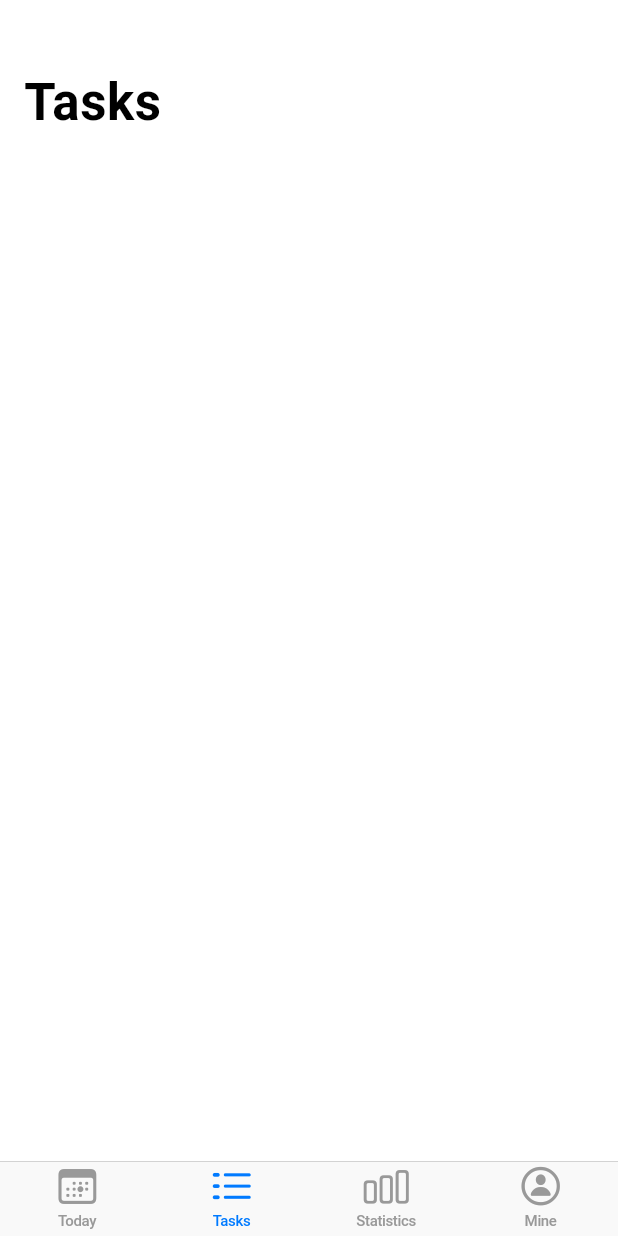
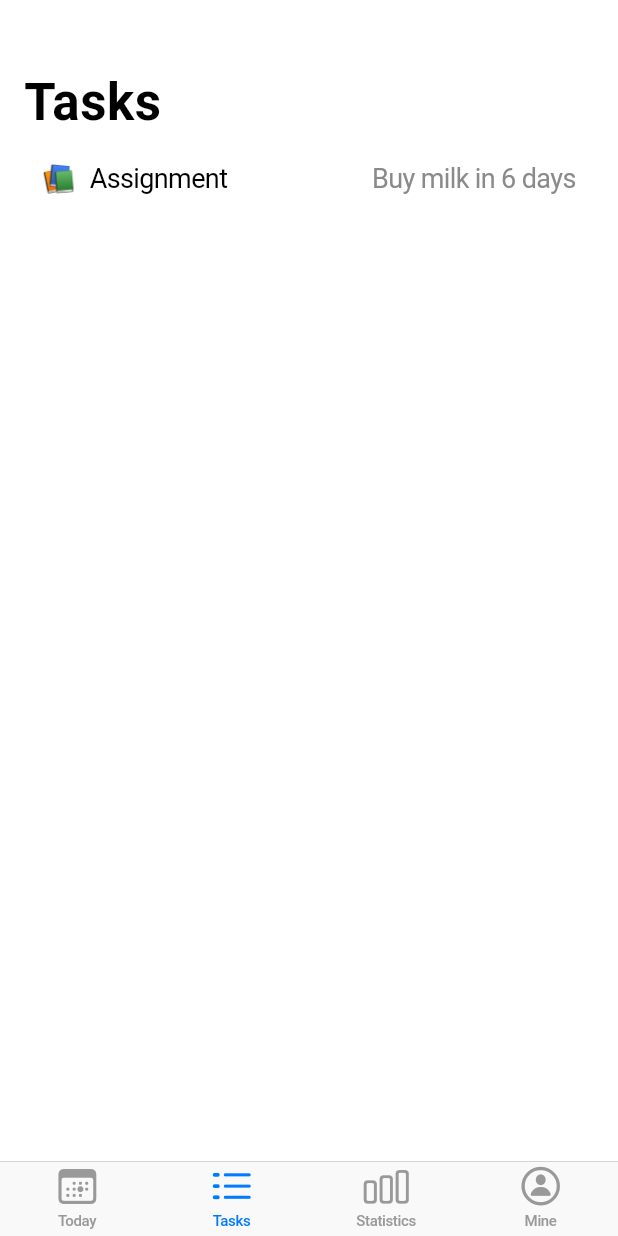
Before and after one commit to jazli1999/time_recipe, a Flutter app: the screen it shows after launch, item 2 of the bottom bar chosen, on a phone screen of 412 x 824 dp. Run offline on Flutter 3.47's test engine with Material 2 defaults, Android fonts, the light colour scheme and no system bars.

Commit message:
UI: implement category_row_item

```diff
--- /dev/null
+++ b/lib/category_row_item.dart
@@ -0,0 +1,55 @@
+import 'package:flutter/cupertino.dart';
+// import 'package:provider/provider.dart';
+
+// import 'models/app_state_model.dart';
+import 'models/category.dart';
+import 'styles.dart';
+
+class CategoryRowItem extends StatelessWidget {
+  const CategoryRowItem({
+    this.index,
+    this.category,
+  });
+
+  final Category category;
+  final int index;
+
+  @override
+  Widget build(BuildContext context) {
+    String nextTask = 'Buy milk in 6 days';
+
+    final row = SafeArea(
+        top: false,
+        bottom: false,
+        minimum: const EdgeInsets.only(
+          left: 12,
+          right: 12,
+          top: 8,
+          bottom: 8,
+        ),
+        child: Row(
+          mainAxisAlignment: MainAxisAlignment.spaceBetween,
+          children: <Widget>[
+            Row(
+              children: [
+                Padding(
+                    padding: const EdgeInsets.only(right: 10),
+                    child: Text(
+                      category.icon,
+                      style: Styles.baseFont,
+                    )),
+                Text(
+                  category.name,
+                  style: Styles.baseFont,
+                ),
+              ],
+            ),
+            Text(
+              nextTask,
+              style: Styles.categoryNextTask,
+            )
+          ],
+        ));
+    return row;
+  }
+}
--- a/lib/models/category.dart
+++ b/lib/models/category.dart
@@ -3,15 +3,21 @@ import 'package:flutter/foundation.dart';
 import 'task.dart';
 
 class Category {
-  const Category({
-    @required this.name,
-    @required this.tasks,
-    @required this.isArchived,
-    @required this.id,
-  });
+  const Category(
+      {@required this.name,
+      @required this.tasks,
+      @required this.isArchived,
+      @required this.id,
+      @required this.icon})
+      : assert(name != null),
+        assert(tasks != null),
+        assert(isArchived != null),
+        assert(id != null),
+        assert(icon != null);
 
   final String name;
   final List<Task> tasks;
   final bool isArchived;
   final int id;
+  final String icon;
 }
--- /dev/null
+++ b/lib/styles.dart
@@ -0,0 +1,13 @@
+import 'package:flutter/cupertino.dart';
+import 'package:flutter/widgets.dart';
+
+abstract class Styles {
+  static const TextStyle categoryNextTask = TextStyle(
+    color: Color(0xff8a8a8a),
+    fontSize: 18,
+  );
+
+  static const TextStyle baseFont = TextStyle(
+    fontSize: 18,
+  );
+}
--- a/lib/tabs/tasks_tab.dart
+++ b/lib/tabs/tasks_tab.dart
@@ -1,6 +1,34 @@
 import 'package:flutter/cupertino.dart';
 
+import 'package:time_recipe/category_row_item.dart';
+import 'package:time_recipe/models/category.dart';
+
+import 'package:time_recipe/models/app_state_model.dart';
+
 class TasksTab extends StatelessWidget {
+  SliverChildBuilderDelegate _buildSliverChildBuilderDelegate() {
+    return SliverChildBuilderDelegate((context, index) {
+      switch (index) {
+        case 0:
+          return Padding(
+            padding: const EdgeInsets.symmetric(horizontal: 16),
+            child: CategoryRowItem(
+              index: 1,
+              category: Category(
+                name: 'Assignment',
+                tasks: List(),
+                isArchived: false,
+                id: 1,
+                icon: '📚',
+              ),
+            ),
+          );
+        default:
+          return null;
+      }
+    });
+  }
+
   @override
   Widget build(BuildContext context) {
     return CustomScrollView(
@@ -8,6 +36,13 @@ class TasksTab extends StatelessWidget {
         CupertinoSliverNavigationBar(
           largeTitle: Text('Tasks'),
         ),
+        SliverSafeArea(
+            top: false,
+            minimum: const EdgeInsets.only(top: 4),
+            sliver: SliverList(
+              delegate: _buildSliverChildBuilderDelegate(),
+            ))
+        // )
       ],
     );
   }
```
Also changed, not shown: 1 other file.
